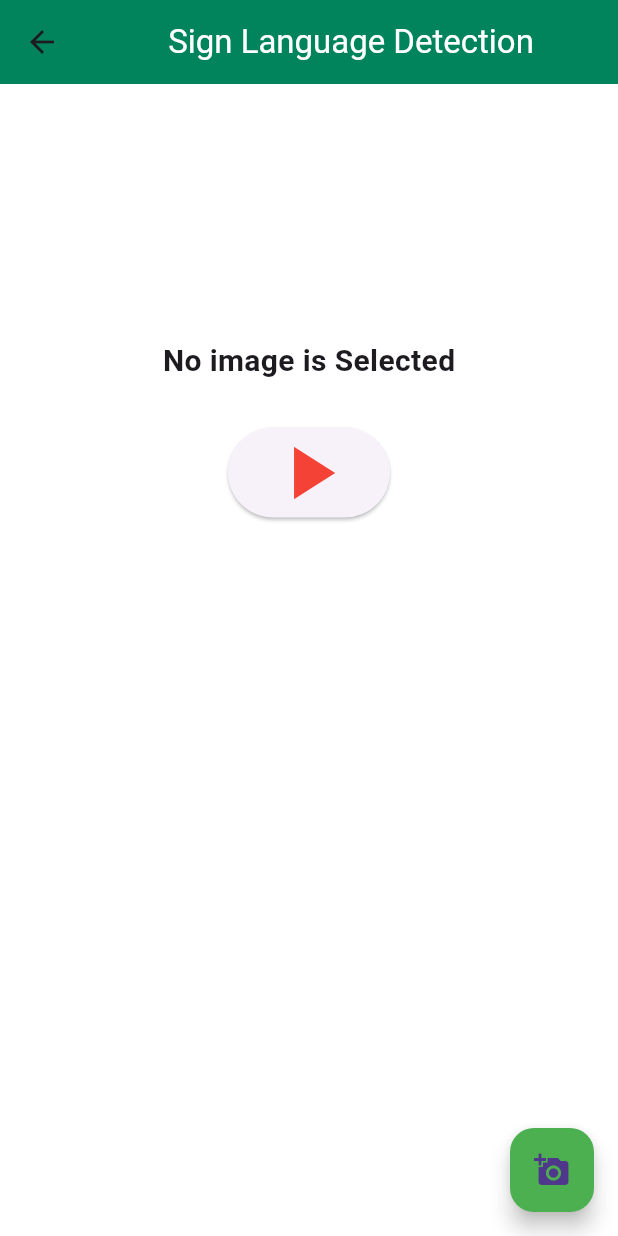
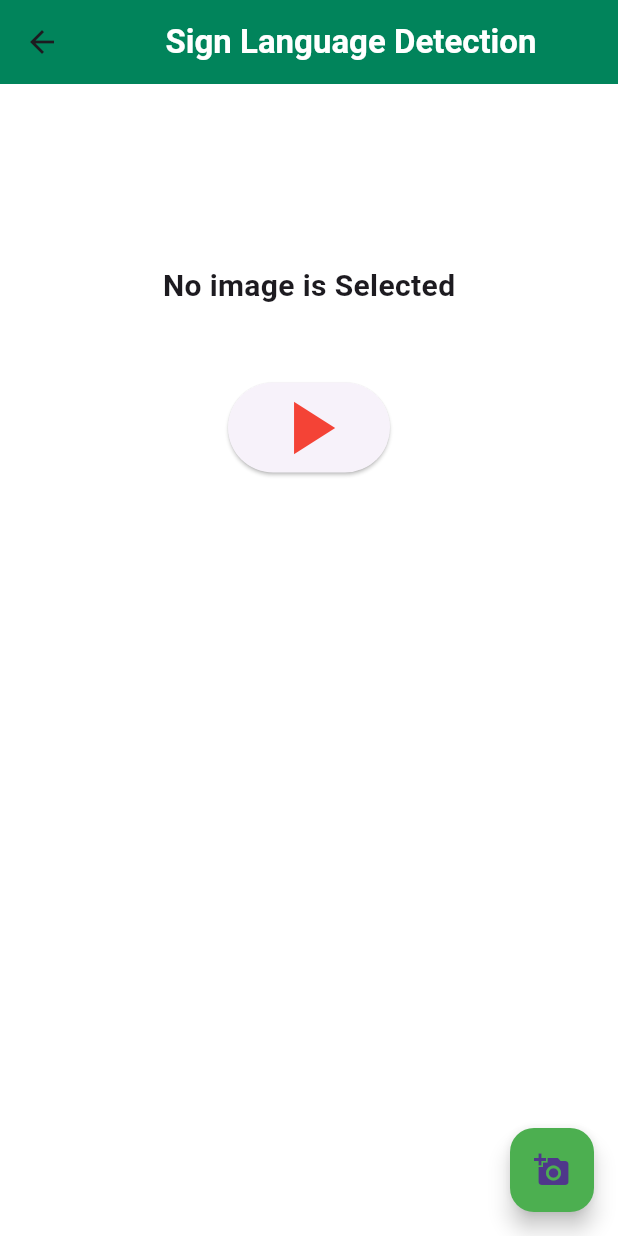
Before and after one commit to prakharAKGa/Disability_App, a Flutter app: the SignLanguage screen opened directly, after a tap on the "play arrow" icon, on a phone screen of 412 x 824 dp. Run offline on Flutter 3.47's test engine with Material 3 defaults, Android fonts, the light colour scheme and no system bars; our stand-ins replace animate_do, avatar_glow, flutter_tts, google_fonts, image_picker, lottie and 1 more; missing offline and left inert: tensorflow_lite_flutter.

Commit message:
[third commit]

```diff
--- a/lib/screens/signlanguage/signlanguage.dart
+++ b/lib/screens/signlanguage/signlanguage.dart
@@ -1,9 +1,9 @@
 import 'dart:io';
 
 import 'package:flutter/material.dart';
+import 'package:flutter_tts/flutter_tts.dart';
 import 'package:image_picker/image_picker.dart';
-import 'package:tflite_flutter/tflite_flutter.dart';
-import 'package:tflite_flutter_processing/tflite_flutter_processing.dart';
+import 'package:tensorflow_lite_flutter/tensorflow_lite_flutter.dart';
 
 class SignLanguage extends StatefulWidget {
   @override
@@ -14,10 +14,8 @@ class _SignLanguageState extends State<SignLanguage> {
   List? _outputs;
   File? _image;
   bool _loading = false;
-  ImagePicker picker = ImagePicker(); // Create an instance of ImagePicker
-  ImageProcessor imageProcessor = ImageProcessorBuilder()
-      .add(ResizeOp(224, 2, ResizeMethod.NEAREST_NEIGHBOUR))
-      .build();
+
+  final FlutterTts flutterTts = FlutterTts();
 
   @override
   void initState() {
@@ -71,7 +69,7 @@ class _SignLanguageState extends State<SignLanguage> {
                         fontSize: 20,
                       ),
                     ),
-                  onTap: () => openCamera(ImageSource.camera),
+                    onTap: openCamera,
                   ),
                   Padding(
                     padding: EdgeInsets.all(10.0),
@@ -89,25 +87,22 @@ class _SignLanguageState extends State<SignLanguage> {
               ),
             ),
           );
-      },
-    );
+        });
   }
 
-  Future<void> openCamera(ImageSource source) async {
-    final XFile? image = await picker.pickImage(source: source);
-    if (image == null) return;
-
+  Future openCamera() async {
+    var image = await ImagePicker().pickImage(source: ImageSource.camera);
     Navigator.of(context).pop();
 
     setState(() {
       _loading = true;
-      _image = File(image.path);
+      _image = File(image!.path);
     });
-    classifyImage(File(image.path));
+    classifyImage(File(image!.path));
   }
 
-  Future<void> openGallery() async {
-    var image = await picker.pickImage(source: ImageSource.gallery);
+  Future openGallery() async {
+    var image = await ImagePicker().pickImage(source: ImageSource.gallery);
     Navigator.of(context).pop();
     if (image == null) return null;
     setState(() {
@@ -117,31 +112,29 @@ class _SignLanguageState extends State<SignLanguage> {
     classifyImage(File(image.path));
   }
 
-  Future<void> classifyImage(File image) async {
-    try {
-      TensorImage tensorImage = TensorImage.fromFile(image);
-      tensorImage = imageProcessor.process(tensorImage);
-
+  classifyImage(File image) async {
+    var output = await Tflite.runModelOnImage(
+      path: image.path,
+      numResults: 2,
+      threshold: 0.5,
+      imageMean: 127.5,
+      imageStd: 127.5,
+    );
     setState(() {
       _loading = false;
-        _outputs = tensorImage as List?;
+      _outputs = output;
     });
-    } catch (e) {
-      print('Error classifying image: $e');
-    }
   }
 
-  Future<void> loadModel() async {
-    try {
-      Interpreter interpreter =
-          await Interpreter.fromAsset('assets/model.tflite');
-      print('Model loaded successfully');
-      setState(() {
-        _loading = false;
-      });
-    } catch (e) {
-      print('Error loading model: $e');
-    }
+  loadModel() async {
+    String? res = await Tflite.loadModel(
+      model: "assets/model.tflite",
+      labels: "assets/labels.txt",
+      numThreads: 1,
+      isAsset: true,
+      useGpuDelegate:
+          false,
+    );
   }
 
   @override
@@ -151,20 +144,27 @@ class _SignLanguageState extends State<SignLanguage> {
 
   @override
   Widget build(BuildContext context) {
+    Future speak(String s) async {
+      await flutterTts.setLanguage("en-US");
+      await flutterTts.setPitch(1);
+      await flutterTts.setSpeechRate(0.5);
+      await flutterTts.speak(s);
+    }
+
     return Scaffold(
       appBar: AppBar(
         backgroundColor: Color.fromARGB(255, 1, 132, 91),
         title: Center(
           child: Text(
             'Sign Language Detection',
-            style: TextStyle(color: Colors.white),
-          ))),
+            style: TextStyle(color: Colors.white, fontWeight: FontWeight.bold),
+          ),
+        ),
+      ),
       body: Container(
         child: Column(
           children: <Widget>[
-            SizedBox(
-              height: 170,
-            ),
+            SizedBox(height: 120),
             _loading
                 ? Center(
                     child: Container(
@@ -206,9 +206,7 @@ class _SignLanguageState extends State<SignLanguage> {
                                   width: 400,
                                   child: Image.file(_image!),
                                 ),
-                          SizedBox(
-                            height: 20,
-                          ),
+                          SizedBox(height: 20),
                           _image != null
                               ? Text(
                                   "${_outputs?[0]["label"]}",
@@ -217,17 +215,28 @@ class _SignLanguageState extends State<SignLanguage> {
                                     fontSize: 20.0,
                                   ),
                                 )
-                              : Container()
+                              : Container(),
+                          SizedBox(height: 20),
+                          _image != null
+                              ? Text(
+                                  "Recognized Letter: ${_outputs?[0]["label"]}",
+                                  style: TextStyle(
+                                    fontWeight: FontWeight.bold,
+                                    color: Color.fromARGB(255, 8, 35, 72),
+                                    fontSize: 20.0,
+                                  ),
+                                )
+                              : Container(),
                         ],
                       ),
                     ),
                   ),
-            SizedBox(
-              height: 10,
-            ),
+            SizedBox(height: 10),
             Center(
               child: ElevatedButton(
-                onPressed: () {},
+                onPressed: () {
+                  speak("${_outputs?[0]["label"]}");
+                },
                 child: Icon(
                   Icons.play_arrow,
                   size: 60,
--- a/pubspec.yaml
+++ b/pubspec.yaml
@@ -45,6 +45,7 @@ dependencies:
   avatar_glow: ^3.0.1
   image_picker: ^1.0.7
   tflite_flutter_processing: ^0.4.1
+  tensorflow_lite_flutter: ^2.0.1
 
 dev_dependencies:
   flutter_test:
```
Also changed, not shown: pubspec.lock. Lines whose indentation alone changed are shown as unchanged.
